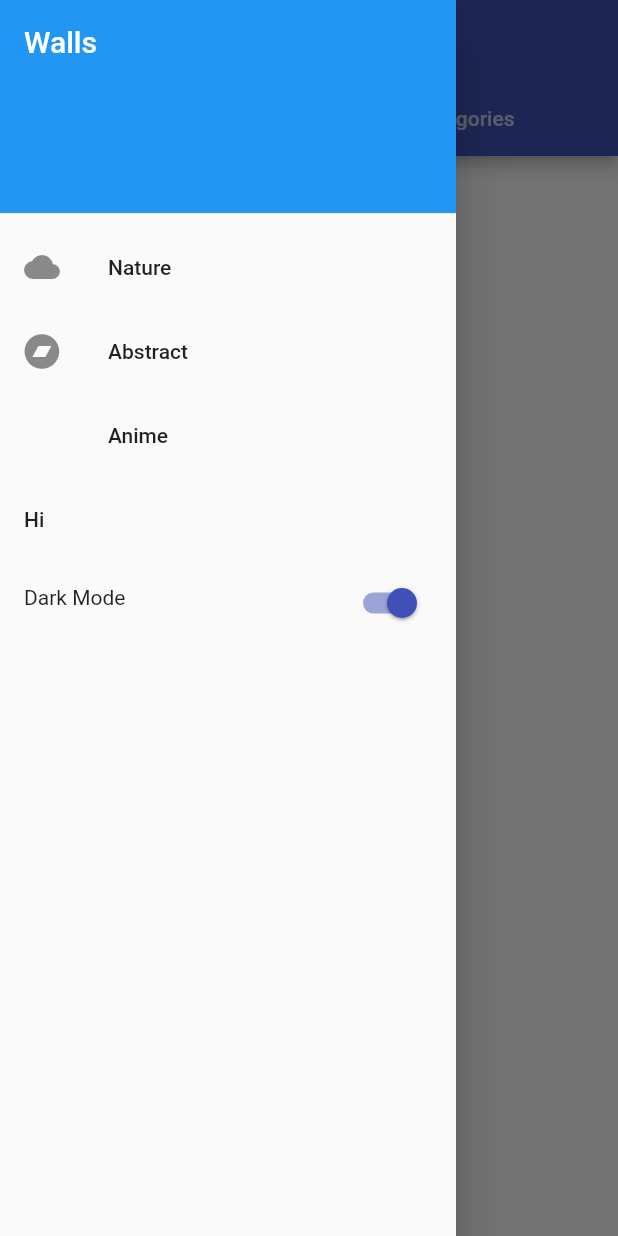
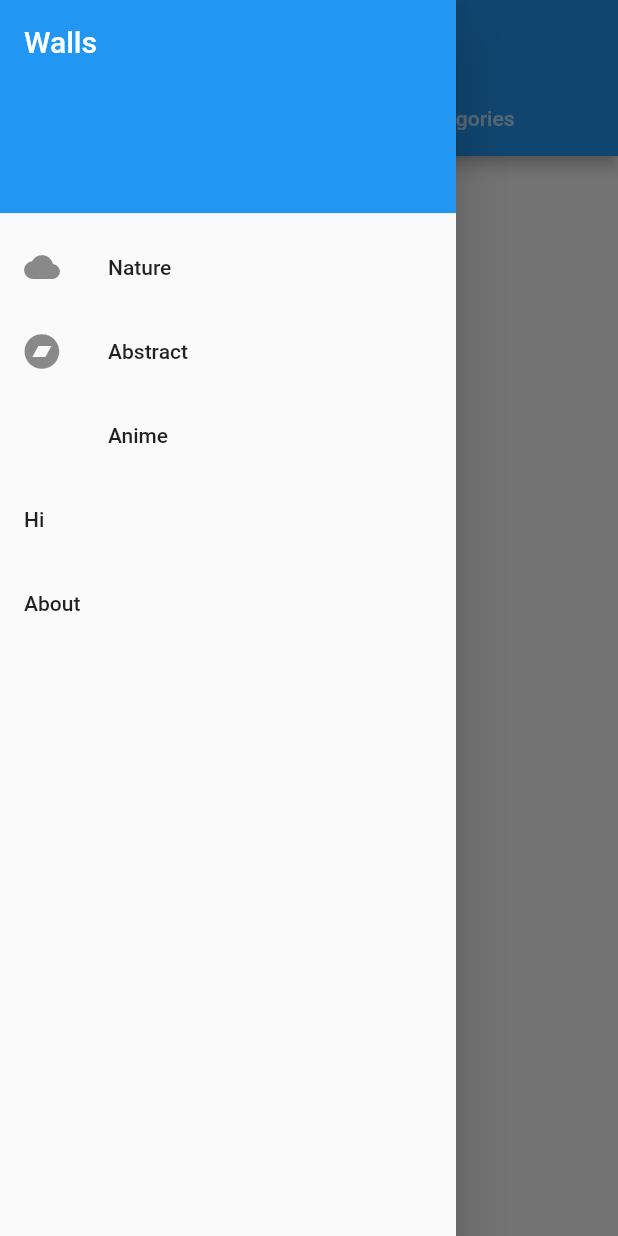
Before and after one commit to Android-Builds/walls, a Flutter app: the screen it shows after launch, with the side drawer open, on a phone screen of 412 x 824 dp. Run offline on Flutter 3.47's test engine with Material 2 defaults, Android fonts, the phone set to English and light mode, and no system bars; our stand-ins replace cached_network_image, flutter_icons, flutter_speed_dial, fluttertoast; missing offline and left inert: wallpaper; network calls fail.

Commit message:
Add auto theme support and about page

```diff
--- /dev/null
+++ b/lib/custom/telegram_icons.dart
@@ -0,0 +1,24 @@
+/// Flutter icons Telegram
+/// Copyright (C) 2019 by original authors @ fluttericon.com, fontello.com
+/// This font was generated by FlutterIcon.com, which is derived from Fontello.
+///
+/// To use this font, place it in your fonts/ directory and include the
+/// following in your pubspec.yaml
+///
+/// flutter:
+///   fonts:
+///    - family:  Telegram
+///      fonts:
+///       - asset: fonts/Telegram.ttf
+///
+///
+///
+import 'package:flutter/widgets.dart';
+
+class Telegram {
+  Telegram._();
+
+  static const _kFontFam = 'Telegram';
+
+  static const IconData telegram = const IconData(0xe800, fontFamily: _kFontFam);
+}
--- a/lib/main.dart
+++ b/lib/main.dart
@@ -1,32 +1,25 @@
 import 'package:flutter/material.dart';
 import 'package:flutter_icons/flutter_icons.dart';
+import 'package:walls/about.dart';
 import 'package:walls/constants.dart';
 import 'package:walls/home_page.dart';
 import 'package:walls/set_wall.dart';
 import 'package:walls/wall_cards.dart';
 import 'nav_bar_list.dart';
-import 'package:dynamic_theme/dynamic_theme.dart';
 
 void main() => runApp(MyApp());
-
-Brightness brightness = Brightness.light;
 
 class MyApp extends StatelessWidget {
   @override
   Widget build(BuildContext context) {
-    return new DynamicTheme(
-      defaultBrightness: Brightness.light,
-      data: (brightness) => new ThemeData(
-        primarySwatch: Colors.indigo,
-        brightness: brightness,
+  return MaterialApp(
+    theme: ThemeData(
+      brightness: Brightness.light,
       ),
-      themedWidgetBuilder: (context, theme) {
-        return new MaterialApp(
-          title: 'Flutter Demo',
-          theme: theme,
-          home: new MainPage(title: 'Walls'),
-        );
-      }
+    darkTheme: ThemeData(
+      brightness: Brightness.dark,
+      ),
+      home: MainPage(title: 'Walls',),
     );
   }
 }
@@ -102,30 +95,16 @@ class _MainPageState extends State<MainPage> {
                   },
                 ),
                 ListTile(
-                  trailing: Switch(
-                  value: darkModeIsOn,
-                    onChanged: (bool value) {
-                      setState(() {
-                        DynamicTheme.
-                        of(context).setBrightness(
-                          Theme.of(context).brightness ==
-                          Brightness.dark? Brightness
-                          .light: Brightness.dark);
-                        if(darkModeIsOn == true){
-                          darkModeIsOn = false;
-                        }
-                        else {
-                          brightness = Brightness.dark;
-                          darkModeIsOn = true;
-                        }
-                      });
-                      print('Switched');
-                    },
-                  ),
-                  leading: Text(
-                    'Dark Mode'
-                  ),
-                ),
+                  title: Text('About'),
+                  onTap: (){
+                    Navigator.push(
+                      context,
+                      MaterialPageRoute(
+                        builder: (context) => AboutPage(),
+                        ),
+                      );
+                  },
+                )
               ],
             ),
           ),
--- a/lib/setwalls.dart
+++ b/lib/setwalls.dart
@@ -61,7 +61,9 @@ class _SetWallpaperState extends State<SetWallpaper> {
               SpeedDialChild(
                 child: Icon(Icons.wallpaper),
                 backgroundColor: Colors.black,
+                foregroundColor: Colors.white,
                 label: 'Wallpaper',
+                labelBackgroundColor: Theme.of(context).backgroundColor,
                 labelStyle: TextStyle(fontSize: 12.0),
                 onTap: () {
                   progressString =
@@ -101,7 +103,9 @@ class _SetWallpaperState extends State<SetWallpaper> {
               SpeedDialChild(
                 child: Icon(Icons.lock),
                 backgroundColor: Colors.black,
+                foregroundColor: Colors.white,
                 label: 'Lockscreen',
+                labelBackgroundColor: Theme.of(context).backgroundColor,
                 labelStyle: TextStyle(fontSize: 12.0),
                 onTap: () {
                   progressString =
@@ -141,7 +145,9 @@ class _SetWallpaperState extends State<SetWallpaper> {
               SpeedDialChild(
                 child: Icon(Icons.system_update_alt),
                 backgroundColor: Colors.black,
+                foregroundColor: Colors.white,
                 label: 'Both',
+                labelBackgroundColor: Theme.of(context).backgroundColor,
                 labelStyle: TextStyle(fontSize: 12.0),
                 onTap: () {
                   progressString =
```
Also changed, not shown: lib/about.dart (added, +107 -0 lines), pubspec.yaml (+12 -21 lines), assets/debjit.jpg (added), assets/pic.jpeg (deleted), fonts/ShadowsIntoLight-Regular.ttf (added), fonts/SourceSansPro-Regular.ttf (added), icons/Telegram.ttf (added), pubspec.lock, 1 other file.
